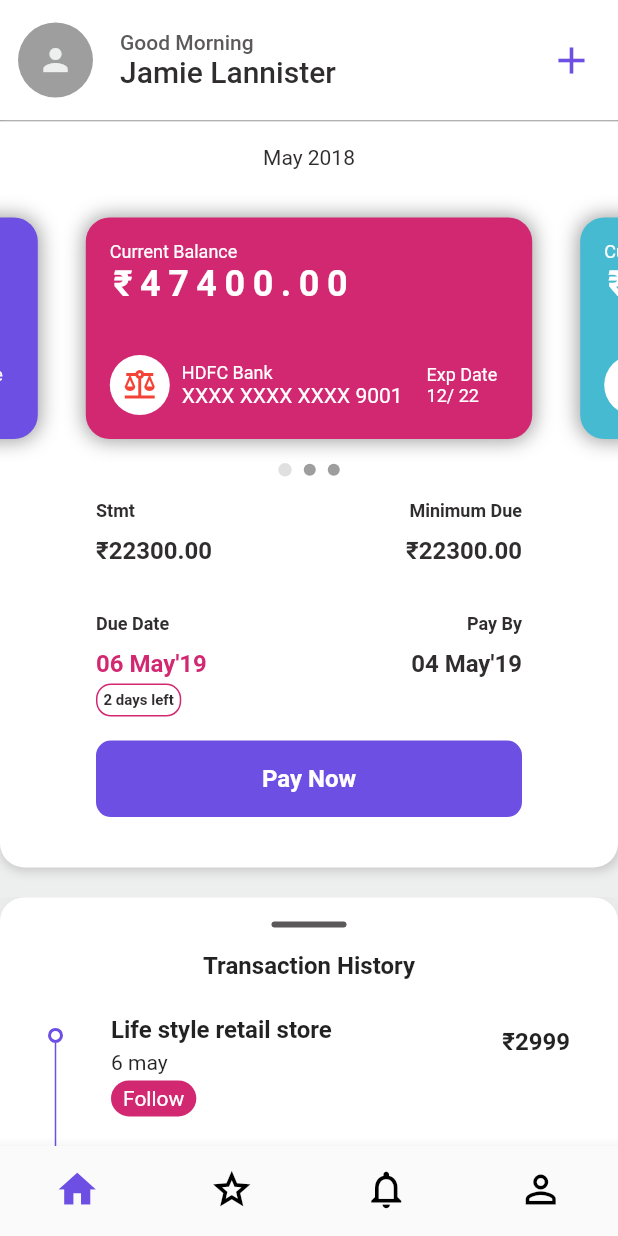
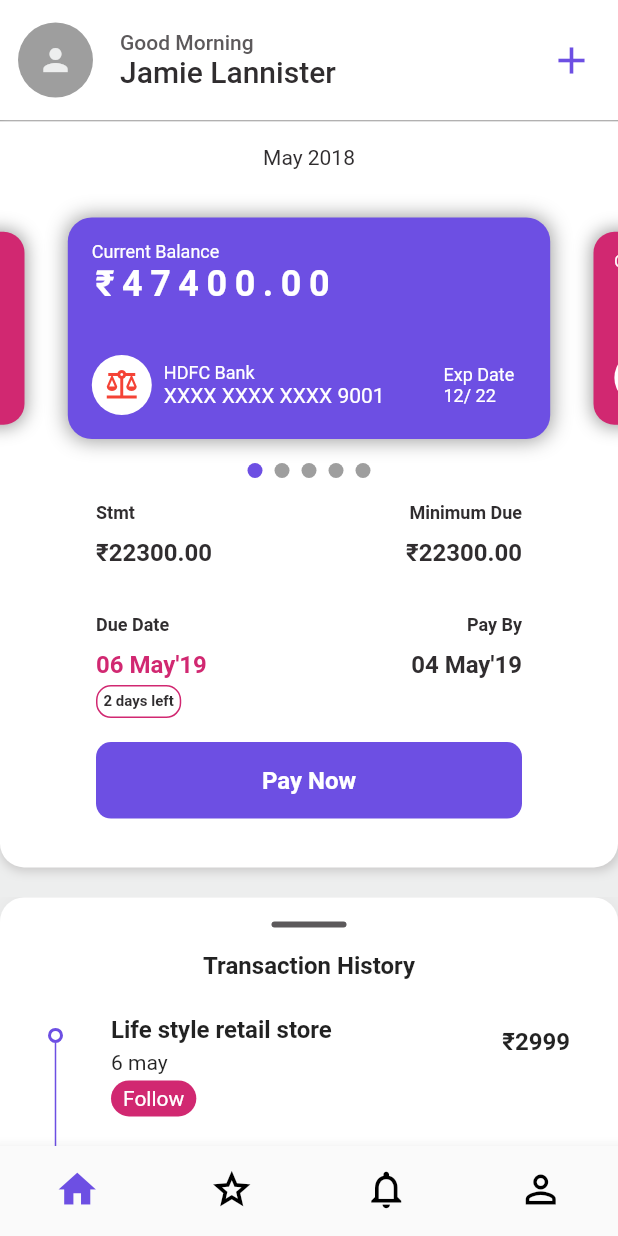
Before and after one commit to 123Vind/balanceUi, a Flutter app: the screen it shows after launch, on a phone screen of 412 x 824 dp. Run offline on Flutter 3.47's test engine with Material 2 defaults, Android fonts, the phone set to English and light mode, and no system bars; drawn by our look-alikes of carousel_slider, smooth_page_indicator.

Commit message:
some functions added

```diff
--- a/lib/balanceui.dart
+++ b/lib/balanceui.dart
@@ -2,8 +2,7 @@ import 'package:balanceui/page1.dart';
 import 'package:balanceui/pagetwo.dart';
 import 'package:flutter/material.dart';
 
-
-class balanceui extends StatefulWidget {
+int activeIndex = 0;class balanceui extends StatefulWidget {
   const balanceui({ Key? key }) : super(key: key);
 
   @override
--- a/lib/cardholder.dart
+++ b/lib/cardholder.dart
@@ -15,7 +15,7 @@ class _cardholderState extends State<cardholder> {
   Widget build(BuildContext context) {
     return Container(
       width: double.infinity,
-      margin: EdgeInsets.all(16),
+      margin: EdgeInsets.symmetric(horizontal: 4,vertical: 16),
       decoration: BoxDecoration(
           color: widget.color,
           borderRadius: BorderRadius.circular(16),
@@ -84,7 +84,10 @@ class _cardholderState extends State<cardholder> {
                         ],
                       ),
                     ),
-                    Padding(
+
+                  ],
+                ),
+                 Padding(
                       padding: const EdgeInsets.symmetric(horizontal: 8),
                       child: Column(
                         crossAxisAlignment: CrossAxisAlignment.start,
@@ -94,8 +97,6 @@ class _cardholderState extends State<cardholder> {
                         ],
                       ),
                     )
-                  ],
-                )
               ],
             ),
           )
--- a/lib/page1.dart
+++ b/lib/page1.dart
@@ -2,8 +2,17 @@ import 'package:balanceui/cardholder.dart';
 import 'package:balanceui/colors.dart';
 import 'package:flutter/material.dart';
 import 'package:carousel_slider/carousel_slider.dart';
+import 'package:smooth_page_indicator/smooth_page_indicator.dart';
 
- List d = [[purple,true], [red,false], [teal,false]];
+List d = [
+  [purple, true],
+  [red, false],
+  [teal, false],
+  [textcolor, false],
+  [red, false],
+];
+int activeIndexs = 0;
+
 class pageOne extends StatefulWidget {
   const pageOne({Key? key}) : super(key: key);
 
@@ -12,7 +21,8 @@ class pageOne extends StatefulWidget {
 }
 
 class _pageOneState extends State<pageOne> {
-
+  String textchange = 'Pay Now';
+     bool changeText = false;
   @override
   Widget build(BuildContext context) {
     return Column(
@@ -31,30 +41,21 @@ class _pageOneState extends State<pageOne> {
           child: CarouselSlider.builder(
               options: CarouselOptions(
                 height: 400,
-              initialPage: 1,
-              onPageChanged: (index,reason){
-                setState(() {
+                onPageChanged: (index, reason) => setState(() {
+                  activeIndexs = index;
+                }),
+               // autoPlay: true,
+               // autoPlayAnimationDuration: Duration(seconds: 2),
 
-                    for(int i = 0;i<d.length;i++){
-                      d.insert([i][1], false);
-                    }
-                    d.insert([index][1], true);
+                enlargeCenterPage: true,
 
-                    dots(dotsize: d.length, indexs: index);
-
-                //  dots(dotsize: d.length,indexs: index);
-                //  for(int i = 0;i<d.length;i++){
-                 //   d.insert(i, false);
-                 // }
-                });
-              }
               ),
               itemCount: d.length,
               itemBuilder:
-                (BuildContext context, int itemIndex, int pageViewIndex) =>
-                    cardholder(color: d[itemIndex][0]),
-
-          ),
+                  (BuildContext context, int itemIndex, int pageViewIndex) {
+                activeIndexs = pageViewIndex;
+                return cardholder(color: d[itemIndex][0]);
+              }),
         ),
         Expanded(
           flex: 3,
@@ -63,9 +64,16 @@ class _pageOneState extends State<pageOne> {
             child: Column(
               crossAxisAlignment: CrossAxisAlignment.start,
               children: [
-                dots(
-                  dotsize: 3,
-                  indexs: 0,
+                Center(
+                    child: AnimatedSmoothIndicator(
+                        effect:const WormEffect(
+                          dotHeight: 10,
+                          dotWidth: 10,
+                          dotColor: Colors.grey,
+                          activeDotColor: purple
+                        ),
+                        activeIndex: activeIndexs,
+                        count: d.length)
                         ),
                 //first rowss
                 Padding(
@@ -186,20 +194,37 @@ class _pageOneState extends State<pageOne> {
 
                 Padding(
                   padding: const EdgeInsets.symmetric(vertical: 16),
+                  child: InkWell(
+
+                    onTap: (){
+                      setState(() {
+                        textchange = changeText?'Pay Now':'Paid';
+                        if(changeText){
+                          changeText = false;
+
+                        }
+                        else{
+                            changeText = true;
+                        }
+
+                      });
+
+                    },
                     child: Container(
                       padding: EdgeInsets.all(12),
                       width: double.infinity,
                       decoration: BoxDecoration(
                           color: purple, borderRadius: BorderRadius.circular(10)),
-                    child: const Padding(
+                      child: Padding(
                         padding: EdgeInsets.all(4.0),
                         child: Center(
                           child: Text(
-                          'Pay Now',
+                            textchange,
                             style: TextStyle(
                                 fontSize: 16,
                                 fontWeight: FontWeight.w600,
                                 color: Colors.white),
+                          ),
                         ),
                       ),
                     ),
@@ -213,78 +238,3 @@ class _pageOneState extends State<pageOne> {
     );
   }
 }
-
-class dots extends StatefulWidget {
-  int dotsize;
-  List<bool> s = [];
-  int indexs;
-  dots({Key? key, required this.dotsize,required this.indexs}) : super(key: key) {
-    for (int i = 0; i < dotsize; i++) {
-      s.add(false);
-    }
-    s[indexs] = true;
-  }
-
-  @override
-  State<dots> createState() => _dotsState();
-}
-
-class _dotsState extends State<dots> {
-  @override
-  Widget build(BuildContext context) {
-    return Row(
-      mainAxisAlignment: MainAxisAlignment.center,
-      children: widget.s
-          .map((e) => cards(
-                size: widget.s.length,
-                index: widget.indexs,
-                dotselector: e,
-              ))
-          .toList(),
-    );
-  }
-}
-
-class cards extends StatefulWidget {
-  int size;
-  int index;
-  bool dotselector;
-  cards({Key? key, required this.size, required this.index,required this.dotselector}) : super(key: key);
-
-  @override
-  State<cards> createState() => _cardsState();
-}
-
-class _cardsState extends State<cards> {
-
- double length(bool y){
-   double x = 8;
-   setState(() {
-     x = y ? 9 : 8;
-   });
-   return x;
- }
-
- Color colorchange(bool x){
-   Color machu = Colors.black;
-   setState(() {
-
-  machu = x ? Colors.black12 : Colors.grey;
-   });
-   return machu;
- }
-
-  @override
-  Widget build(BuildContext context) {
-    return Padding(
-      padding: const EdgeInsets.symmetric(horizontal: 4),
-      child: Container(
-        height: length(widget.dotselector),
-        width: length(widget.dotselector),
-        decoration: BoxDecoration(
-            borderRadius: BorderRadius.circular(30),
-            color: colorchange(widget.dotselector)),
-      ),
-    );
-  }
-}
--- a/pubspec.yaml
+++ b/pubspec.yaml
@@ -35,6 +35,7 @@ dependencies:
   # Use with the CupertinoIcons class for iOS style icons.
   cupertino_icons: ^1.0.2
   carousel_slider: ^4.1.1
+  smooth_page_indicator: ^1.0.0+2
 
 dev_dependencies:
   flutter_test:
```
Also changed, not shown: pubspec.lock. Lines whose indentation alone changed are shown as unchanged.
